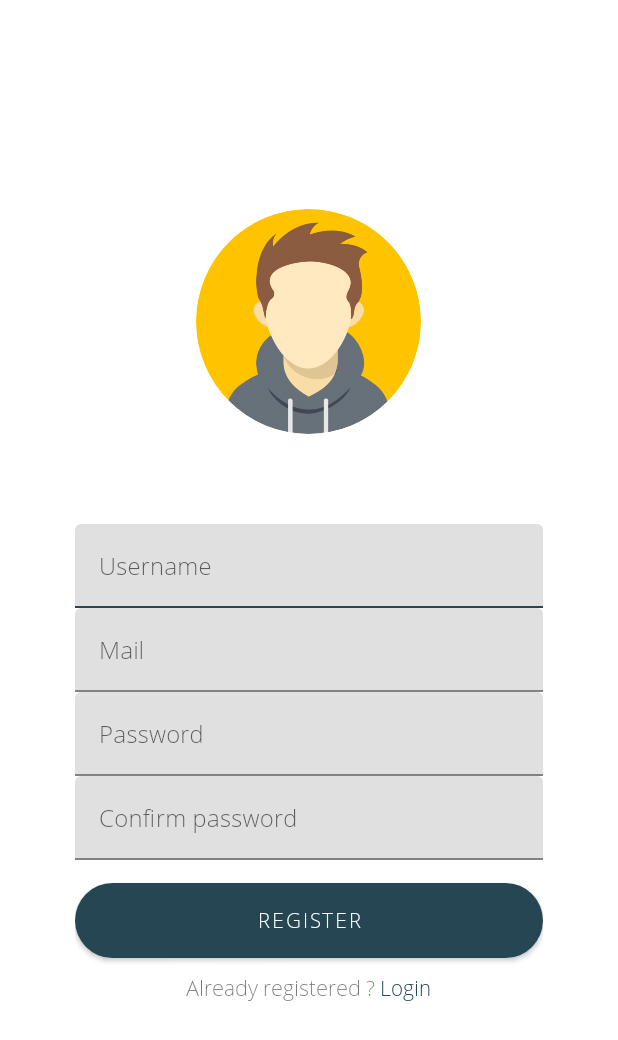
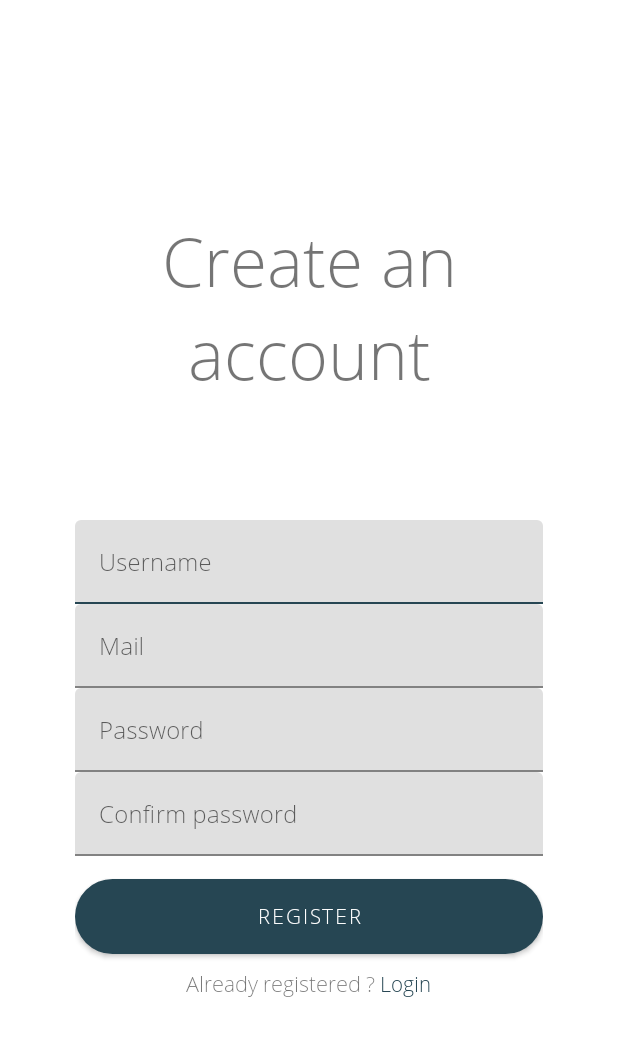
Before and after one commit to pfeMediatheque/Mediatheque, an Android app: the RegisterActivity screen opened directly, with no data from a screen before it, on a phone screen of 412 x 824 dp. Shown: the top 1040 px of the screen. Run offline under Robolectric (Android 15) with nearby library versions, the phone set to English and light mode, and no system bars; our stand-ins replace Firebase (no records; nobody signed in at launch, a user with empty details on screens opened directly).

```diff
--- a/app/src/main/java/com/example/mediatheque/ui/book/BookFragment.java
+++ b/app/src/main/java/com/example/mediatheque/ui/book/BookFragment.java
@@ -69,6 +69,8 @@ public class BookFragment extends Fragment {
                 }).addOnFailureListener(e -> Toast.makeText(getActivity(), "Display error.Something went wrong.", Toast.LENGTH_LONG).show());
     }
 
+
+
     @Override
     public void onDestroyView() {
         super.onDestroyView();
--- a/app/src/main/java/com/example/mediatheque/ui/connection/LoginActivity.java
+++ b/app/src/main/java/com/example/mediatheque/ui/connection/LoginActivity.java
@@ -1,6 +1,5 @@
 package com.example.mediatheque.ui.connection;
 
-import androidx.appcompat.app.AppCompatActivity;
 import android.annotation.SuppressLint;
 import android.content.Intent;
 import android.os.Bundle;
@@ -10,6 +9,9 @@ import android.widget.Button;
 import android.widget.EditText;
 import android.widget.TextView;
 import android.widget.Toast;
+
+import androidx.appcompat.app.AppCompatActivity;
+
 import com.example.mediatheque.MainActivity;
 import com.example.mediatheque.R;
 import com.google.firebase.auth.FirebaseAuth;
--- a/app/src/main/java/com/example/mediatheque/ui/connection/RegisterActivity.java
+++ b/app/src/main/java/com/example/mediatheque/ui/connection/RegisterActivity.java
@@ -1,6 +1,5 @@
 package com.example.mediatheque.ui.connection;
 
-import androidx.appcompat.app.AppCompatActivity;
 import android.annotation.SuppressLint;
 import android.content.Intent;
 import android.os.Bundle;
@@ -10,6 +9,7 @@ import android.widget.Button;
 import android.widget.EditText;
 import android.widget.TextView;
 import android.widget.Toast;
+import androidx.appcompat.app.AppCompatActivity;
 import com.example.mediatheque.R;
 import com.google.firebase.auth.FirebaseAuth;
 import com.google.firebase.auth.FirebaseUser;
--- a/app/src/main/java/com/example/mediatheque/ui/movie/MovieAddUpdate.java
+++ b/app/src/main/java/com/example/mediatheque/ui/movie/MovieAddUpdate.java
@@ -1,6 +1,5 @@
 package com.example.mediatheque.ui.movie;
 
-import androidx.appcompat.app.AppCompatActivity;
 import android.annotation.SuppressLint;
 import android.content.Intent;
 import android.os.Bundle;
@@ -8,9 +7,13 @@ import android.view.View;
 import android.widget.Button;
 import android.widget.EditText;
 import android.widget.Toast;
+
+import androidx.appcompat.app.AppCompatActivity;
+
 import com.example.mediatheque.MainActivity;
 import com.example.mediatheque.R;
 import com.google.firebase.firestore.FirebaseFirestore;
+
 import java.util.HashMap;
 import java.util.Map;
 import java.util.UUID;
--- a/app/src/main/java/com/example/mediatheque/ui/music/MusicAdapter.java
+++ b/app/src/main/java/com/example/mediatheque/ui/music/MusicAdapter.java
@@ -68,7 +68,7 @@ public class MusicAdapter extends RecyclerView.Adapter<MusicAdapter.MyViewHolder
         holder.textViewNameOfTheArtist_cardView.setText(musicModelList.get(position).getTextViewNameOfTheArtist_cardView());
         holder.textViewFirstNameOfTheArtist_cardView.setText(musicModelList.get(position).getTextViewFirstNameOfTheArtist_cardView());
         holder.textViewGenreOfMusic_cardView.setText(musicModelList.get(position).getTextViewGenreOfMusic_cardView());
-        holder.textViewDurationOfTheMusic_cardView.setText(String.format("%s minutes", musicModelList.get(position).getTextViewDurationOfTheMusic_cardView()));
+        holder.textViewDurationOfTheMusic_cardView.setText(String.format("%s seconds", musicModelList.get(position).getTextViewDurationOfTheMusic_cardView()));
         holder.textViewNameOfTheLabel_cardView.setText(musicModelList.get(position).getTextViewNameOfTheLabel_cardView());
         holder.textViewMusicReleaseDate_cardView.setText(musicModelList.get(position).getTextViewMusicReleaseDate_cardView());
     }
--- a/app/src/main/res/layout/activity_add_music.xml
+++ b/app/src/main/res/layout/activity_add_music.xml
@@ -25,7 +25,7 @@
         android:focusableInTouchMode="true">
 
         <EditText
-            android:layout_marginTop="20dp"
+            android:layout_marginTop="10dp"
             android:id="@+id/editTextMusicTitle_AddMusic"
             android:layout_width="match_parent"
             android:layout_height="wrap_content"
--- a/app/src/main/res/layout/activity_register.xml
+++ b/app/src/main/res/layout/activity_register.xml
@@ -9,13 +9,15 @@
     android:gravity="center"
     android:padding="50dp">
 
-  <de.hdodenhof.circleimageview.CircleImageView
-      android:id="@+id/profileImage_RegisterPage"
-      android:layout_width="150dp"
-      android:layout_height="150dp"
-      android:layout_marginBottom="60dp"
-      android:src="@drawable/avatar">
-  </de.hdodenhof.circleimageview.CircleImageView>
+  <TextView
+      android:layout_width="match_parent"
+      android:layout_height="wrap_content"
+      android:textAlignment="center"
+      android:text="@string/create_account"
+      android:textSize="45sp"
+      android:layout_marginBottom="80dp"
+      android:gravity="center_horizontal">
+  </TextView>
 
   <com.google.android.material.textfield.TextInputLayout
       android:layout_width="match_parent"
--- a/app/src/main/res/layout/fragment_music.xml
+++ b/app/src/main/res/layout/fragment_music.xml
@@ -2,6 +2,7 @@
 <androidx.constraintlayout.widget.ConstraintLayout xmlns:android="http://schemas.android.com/apk/res/android"
     xmlns:app="http://schemas.android.com/apk/res-auto"
     xmlns:tools="http://schemas.android.com/tools"
+    android:tag="fragment_music"
     android:layout_width="match_parent"
     android:layout_height="match_parent"
     tools:context=".ui.music.MusicFragment">
--- a/app/src/main/res/layout/nav_header_main.xml
+++ b/app/src/main/res/layout/nav_header_main.xml
@@ -14,12 +14,13 @@
 
     <ImageView
         android:id="@+id/imageView"
-        android:layout_width="wrap_content"
+        android:layout_width="76dp"
         android:layout_height="69dp"
         android:contentDescription="@string/nav_header_desc"
-        app:srcCompat="@mipmap/ic_launcher_round" />
+        app:srcCompat="@drawable/avatar" />
 
     <TextView
+        android:id="@+id/userNameApplication"
         android:layout_width="match_parent"
         android:layout_height="wrap_content"
         android:textStyle="bold"
--- a/app/src/main/res/menu/menu_main.xml
+++ b/app/src/main/res/menu/menu_main.xml
@@ -12,6 +12,6 @@
         android:title="@string/search"
         android:icon="@drawable/ic_menu_search"
         app:showAsAction="ifRoom"
-        app:actionViewClass="androidx.appcompat.widget.SearchView"/>
+        app:actionViewClass="android.widget.SearchView"/>
 
 </menu>
--- a/app/src/main/res/values/strings.xml
+++ b/app/src/main/res/values/strings.xml
@@ -22,6 +22,8 @@
     <string name="confirm_password">Confirm password</string>
     <string name="already_registered">Already registered ?</string>
 
+    <string name="create_account">Create an account</string>
+
     <string name="title_resetPassword">Reset your password</string>
     <string name="reset_it">Reset it</string>
     <string name="already_reset">already reset ?</string>
@@ -43,7 +45,7 @@
     <string name="firstname_of_the_director">Firstname of the director</string>
     <string name="movie_title">Movie title</string>
     <string name="type_of_movie">Type of movie</string>
-    <string name="duration_of_the_movie">Duration of the movie</string>
+    <string name="duration_of_the_movie">Duration of the film (in minutes)</string>
     <string name="production_companies">Production companies</string>
     <string name="release_date">Release date</string>
 
@@ -69,7 +71,7 @@
     <string name="music_title">Music title</string>
     <string name="album_title">Album title</string>
     <string name="genre_of_music">Genre of music</string>
-    <string name="duration_of_the_music">Duration of the music</string>
+    <string name="duration_of_the_music">Music duration (in seconds)</string>
     <string name="name_of_the_label">Name of the label</string>
     <string name="music_release_date">Music release date</string>
 
```
Also changed, not shown: app/build.gradle (+4 -4 lines), app/src/main/java/com/example/mediatheque/MainActivity.java (+88 -8 lines).
